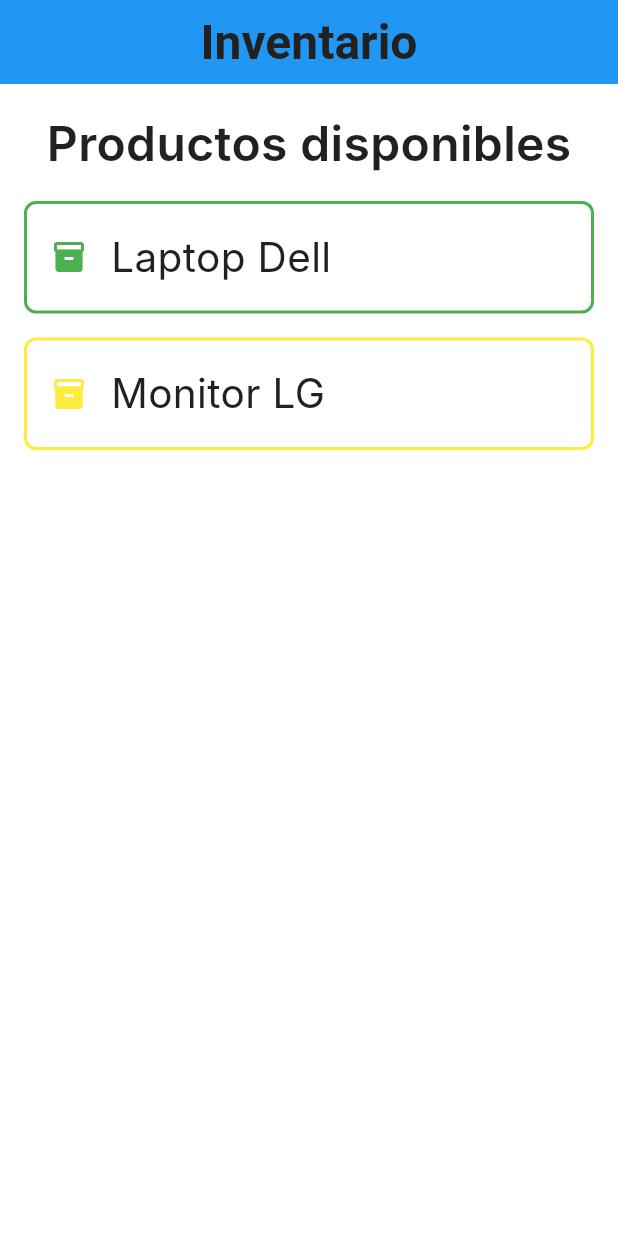
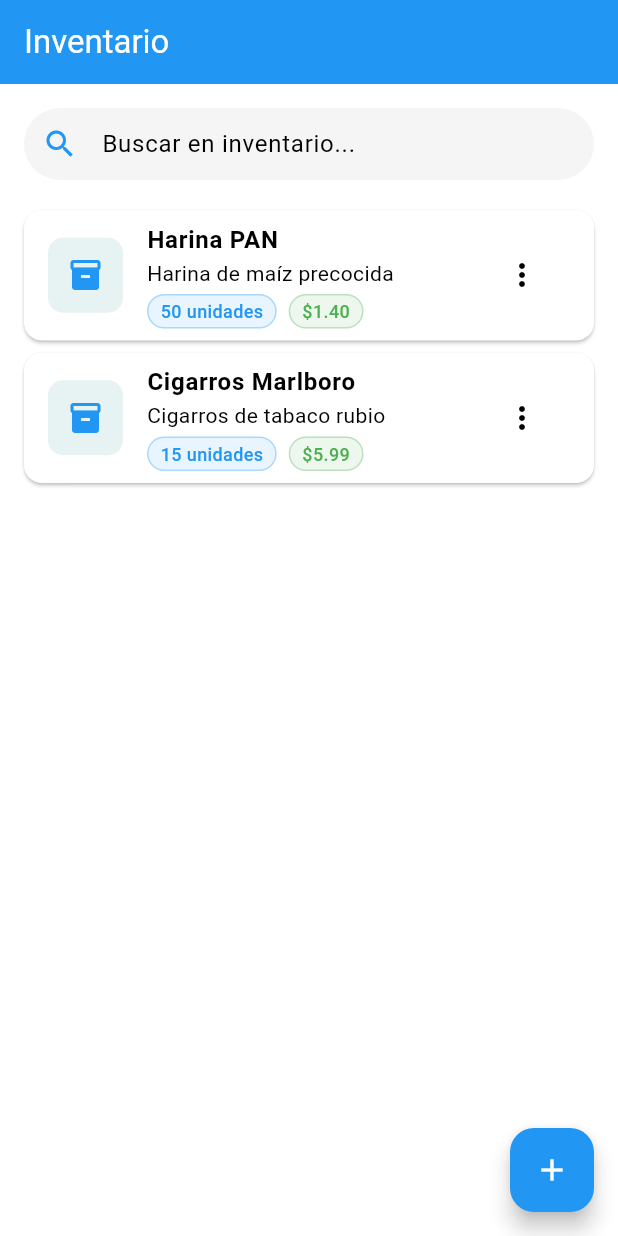
Before and after one commit to Edgarbri26/sicv_flutter, a Flutter app: the screen it shows after launch, on a phone screen of 412 x 824 dp. Run offline on Flutter 3.47's test engine with Material 3 defaults, Android fonts, the phone set to English and light mode, and no system bars; Roboto replaces fonts that are missing (Inter).

Commit message:
Pagina de inventario e implementacion de añadir eliminar y editar inventario

```diff
--- a/lib/main.dart
+++ b/lib/main.dart
@@ -1,8 +1,28 @@
 import 'package:flutter/material.dart';
-import 'app.dart';
+import 'ui/pages/inventory_screen.dart';
 
-void main() async {
-  WidgetsFlutterBinding.ensureInitialized();
+void main() {
+  runApp(MyApp());
+}
 
-  runApp(const InventoryApp());
+class MyApp extends StatelessWidget {
+  @override
+  Widget build(BuildContext context) {
+    return MaterialApp(
+      title: 'Inventario-LasValentinas',
+      theme: ThemeData(
+        primaryColor: Color(0xFF128C7E),
+        colorScheme: ColorScheme.light(
+          primary: Color(0xFF128C7E),
+          secondary: Color(0xFF25D366),
+        ),
+        appBarTheme: AppBarTheme(
+          backgroundColor: Color(0xFF128C7E),
+          elevation: 0,
+        ),
+      ),
+      home: InventoryScreen(),
+      debugShowCheckedModeBanner: false,
+    );
+  }
 }
--- /dev/null
+++ b/lib/models/inventory_item.dart
@@ -0,0 +1,43 @@
+class InventoryItem {
+  final String id;
+  final String name;
+  final String description;
+  final int quantity;
+  final double price;
+  final String category;
+  final DateTime lastUpdated;
+  final String? imageUrl;
+
+  InventoryItem({
+    required this.id,
+    required this.name,
+    required this.description,
+    required this.quantity,
+    required this.price,
+    required this.category,
+    required this.lastUpdated,
+    this.imageUrl,
+  });
+
+  InventoryItem copyWith({
+    String? id,
+    String? name,
+    String? description,
+    int? quantity,
+    double? price,
+    String? category,
+    DateTime? lastUpdated,
+    String? imageUrl,
+  }) {
+    return InventoryItem(
+      id: id ?? this.id,
+      name: name ?? this.name,
+      description: description ?? this.description,
+      quantity: quantity ?? this.quantity,
+      price: price ?? this.price,
+      category: category ?? this.category,
+      lastUpdated: lastUpdated ?? this.lastUpdated,
+      imageUrl: imageUrl ?? this.imageUrl,
+    );
+  }
+}
--- /dev/null
+++ b/lib/ui/pages/inventory_screen.dart
@@ -0,0 +1,175 @@
+import 'package:flutter/material.dart';
+import '../widgets/inventory_card.dart';
+import 'add_edit_inventory_page.dart';
+import '../../models/inventory_item.dart';
+
+class InventoryScreen extends StatefulWidget {
+  const InventoryScreen({Key? key}) : super(key: key);
+
+  @override
+  _InventoryScreenState createState() => _InventoryScreenState();
+}
+
+class _InventoryScreenState extends State<InventoryScreen> {
+  List<InventoryItem> inventoryItems = [];
+  List<InventoryItem> filteredItems = [];
+  TextEditingController searchController = TextEditingController();
+
+  @override
+  void initState() {
+    super.initState();
+    _loadSampleData();
+    searchController.addListener(_filterItems);
+  }
+
+  void _loadSampleData() {
+    setState(() {
+      inventoryItems = [
+        InventoryItem(
+          id: '1',
+          name: 'Harina PAN',
+          description: 'Harina de maíz precocida',
+          quantity: 50,
+          price: 1.40,
+          category: 'Alimentos',
+          lastUpdated: DateTime.now(),
+        ),
+        InventoryItem(
+          id: '2',
+          name: 'Cigarros Marlboro',
+          description: 'Cigarros de tabaco rubio',
+          quantity: 15,
+          price: 5.99,
+          category: 'Tabaco',
+          lastUpdated: DateTime.now().subtract(Duration(days: 1)),
+        ),
+      ];
+      filteredItems = inventoryItems;
+    });
+  }
+
+  void _filterItems() {
+    final query = searchController.text.toLowerCase();
+    setState(() {
+      filteredItems = inventoryItems.where((item) {
+        return item.name.toLowerCase().contains(query) ||
+            item.description.toLowerCase().contains(query) ||
+            item.category.toLowerCase().contains(query);
+      }).toList();
+    });
+  }
+
+  void _addNewItem() {
+    Navigator.push(
+      context,
+      MaterialPageRoute(
+        builder: (context) => AddEditInventoryScreen(),
+      ),
+    ).then((newItem) {
+      if (newItem != null) {
+        setState(() {
+          inventoryItems.add(newItem);
+          _filterItems();
+        });
+      }
+    });
+  }
+
+  void _editItem(InventoryItem item) {
+    Navigator.push(
+      context,
+      MaterialPageRoute(
+        builder: (context) => AddEditInventoryScreen(item: item),
+      ),
+    ).then((editedItem) {
+      if (editedItem != null) {
+        setState(() {
+          final index = inventoryItems.indexWhere((i) => i.id == editedItem.id);
+          if (index != -1) {
+            inventoryItems[index] = editedItem;
+            _filterItems();
+          }
+        });
+      }
+    });
+  }
+
+  void _deleteItem(InventoryItem item) {
+    showDialog(
+      context: context,
+      builder: (context) => AlertDialog(
+        title: Text('Eliminar Item'),
+        content: Text('¿Estás seguro de eliminar ${item.name}?'),
+        actions: [
+          TextButton(
+            onPressed: () => Navigator.pop(context),
+            child: Text('Cancelar'),
+          ),
+          TextButton(
+            onPressed: () {
+              setState(() {
+                inventoryItems.removeWhere((i) => i.id == item.id);
+                _filterItems();
+              });
+              Navigator.pop(context);
+            },
+            child: Text('Eliminar', style: TextStyle(color: Colors.red)),
+          ),
+        ],
+      ),
+    );
+  }
+
+  @override
+  Widget build(BuildContext context) {
+    return Scaffold(
+      backgroundColor: Colors.white,
+      appBar: AppBar(
+        title: Text('Inventario', style: TextStyle(color: Colors.white)),
+        backgroundColor: Color(0xFF2196F3),
+        elevation: 0,
+      ),
+      body: Column(
+        children: [
+          Padding(
+            padding: const EdgeInsets.all(16.0),
+            child: Container(
+              decoration: BoxDecoration(
+                color: Colors.grey[100],
+                borderRadius: BorderRadius.circular(25),
+              ),
+              child: TextField(
+                controller: searchController,
+                textAlignVertical: TextAlignVertical.center,
+                decoration: InputDecoration(
+                  hintText: 'Buscar en inventario...',
+                  prefixIcon: Icon(Icons.search, color: const Color(0xFF2196F3)),
+                  border: InputBorder.none,
+                  contentPadding: EdgeInsets.symmetric(horizontal: 16, vertical: 0),
+                ),
+              ),
+            ),
+          ),
+          Expanded(
+            child: ListView.builder(
+              itemCount: filteredItems.length,
+              itemBuilder: (context, index) {
+                final item = filteredItems[index];
+                return InventoryCard(
+                  item: item,
+                  onTap: () => _editItem(item),
+                  onDelete: () => _deleteItem(item),
+                );
+              },
+            ),
+          ),
+        ],
+      ),
+      floatingActionButton: FloatingActionButton(
+        onPressed: _addNewItem,
+        backgroundColor: Color(0xFF2196F3),
+        child: Icon(Icons.add, color: Colors.white),
+      ),
+    );
+  }
+}
--- a/lib/ui/widgets/inventory_card.dart
+++ b/lib/ui/widgets/inventory_card.dart
@@ -1,33 +1,73 @@
 import 'package:flutter/material.dart';
-import '../../core/theme/app_text_styles.dart';
-import '../../core/theme/app_sizes.dart';
+import '../../models/inventory_item.dart';
 
 class InventoryCard extends StatelessWidget {
-  final String title;
-  final Color statusColor;
+  final InventoryItem item;
+  final VoidCallback onTap;
+  final VoidCallback onDelete;
 
   const InventoryCard({
-    super.key,
-    required this.title,
-    required this.statusColor,
+    required this.item,
+    required this.onTap,
+    required this.onDelete,
   });
 
   @override
   Widget build(BuildContext context) {
+    return Card(
+      margin: EdgeInsets.symmetric(horizontal: 16, vertical: 4),
+      elevation: 1,
+      child: ListTile(
+        leading: Container(
+          width: 50,
+          height: 50,
+          decoration: BoxDecoration(
+            color: Color(0xFF128C7E).withOpacity(0.1),
+            borderRadius: BorderRadius.circular(10),
+          ),
+          child: Icon(Icons.inventory_2, color: Color(0xFF2196F3)),
+        ),
+        title: Text(item.name, style: TextStyle(fontWeight: FontWeight.bold)),
+        subtitle: Column(
+          crossAxisAlignment: CrossAxisAlignment.start,
+          children: [
+            Text(item.description),
+            SizedBox(height: 4),
+            Row(
+              children: [
+                _buildInfoChip('${item.quantity} unidades', Colors.blue),
+                SizedBox(width: 8),
+                _buildInfoChip('\$${item.price.toStringAsFixed(2)}', Colors.green),
+              ],
+            ),
+          ],
+        ),
+        trailing: PopupMenuButton(
+          onSelected: (value) {
+            if (value == 'edit') onTap();
+            if (value == 'delete') onDelete();
+          },
+          itemBuilder: (context) => [
+            PopupMenuItem(value: 'edit', child: Text('Editar')),
+            PopupMenuItem(value: 'delete', child: Text('Eliminar')),
+          ],
+        ),
+        onTap: onTap,
+      ),
+    );
+  }
+
+  Widget _buildInfoChip(String text, Color color) {
     return Container(
-      padding: const EdgeInsets.all(AppSizes.spacingM),
-      margin: const EdgeInsets.only(bottom: AppSizes.spacingM),
+      padding: EdgeInsets.symmetric(horizontal: 8, vertical: 2),
       decoration: BoxDecoration(
-        color: Colors.white,
-        borderRadius: BorderRadius.circular(AppSizes.borderRadiusM),
-        border: Border.all(color: statusColor, width: 2),
+        color: color.withOpacity(0.1),
+        borderRadius: BorderRadius.circular(12),
+        border: Border.all(color: color.withOpacity(0.3)),
       ),
-      child: Row(
-        children: [
-          Icon(Icons.inventory, color: statusColor),
-          const SizedBox(width: AppSizes.spacingM),
-          Text(title, style: AppTextStyles.bodyLarge),
-        ],
+      child: Text(
+        text,
+        style: TextStyle(fontSize: 12, color: color, fontWeight: FontWeight.w500),
       ),
     );
   }
--- /dev/null
+++ b/lib/ui/widgets/inventory_item_card.dart
@@ -0,0 +1,34 @@
+import 'package:flutter/material.dart';
+import '../../core/theme/app_text_styles.dart';
+import '../../core/theme/app_sizes.dart';
+
+class InventoryCard extends StatelessWidget {
+  final String title;
+  final Color statusColor;
+
+  const InventoryCard({
+    super.key,
+    required this.title,
+    required this.statusColor,
+  });
+
+  @override
+  Widget build(BuildContext context) {
+    return Container(
+      padding: const EdgeInsets.all(AppSizes.spacingM),
+      margin: const EdgeInsets.only(bottom: AppSizes.spacingM),
+      decoration: BoxDecoration(
+        color: Colors.white,
+        borderRadius: BorderRadius.circular(AppSizes.borderRadiusM),
+        border: Border.all(color: statusColor, width: 2),
+      ),
+      child: Row(
+        children: [
+          Icon(Icons.inventory, color: statusColor),
+          const SizedBox(width: AppSizes.spacingM),
+          Text(title, style: AppTextStyles.bodyLarge),
+        ],
+      ),
+    );
+  }
+}
```
Also changed, not shown: lib/ui/pages/add_edit_inventory_page.dart (added, +100 -0 lines), lib/ui/pages/home_page.dart (+17 -2 lines).
